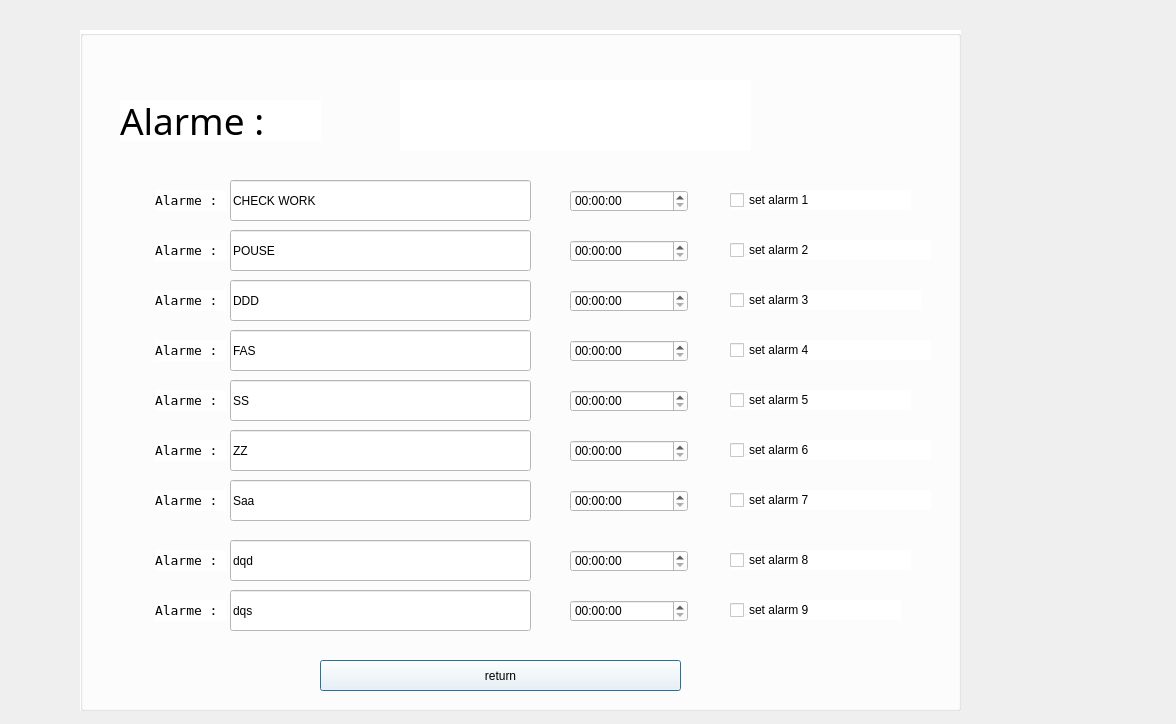
This is TvEase6/TvEase/alarme.ui in AzizMtg/TvEase--QTCompanyManager_Desktop_App as Qt 5 draws it before an edit. The edited form follows.
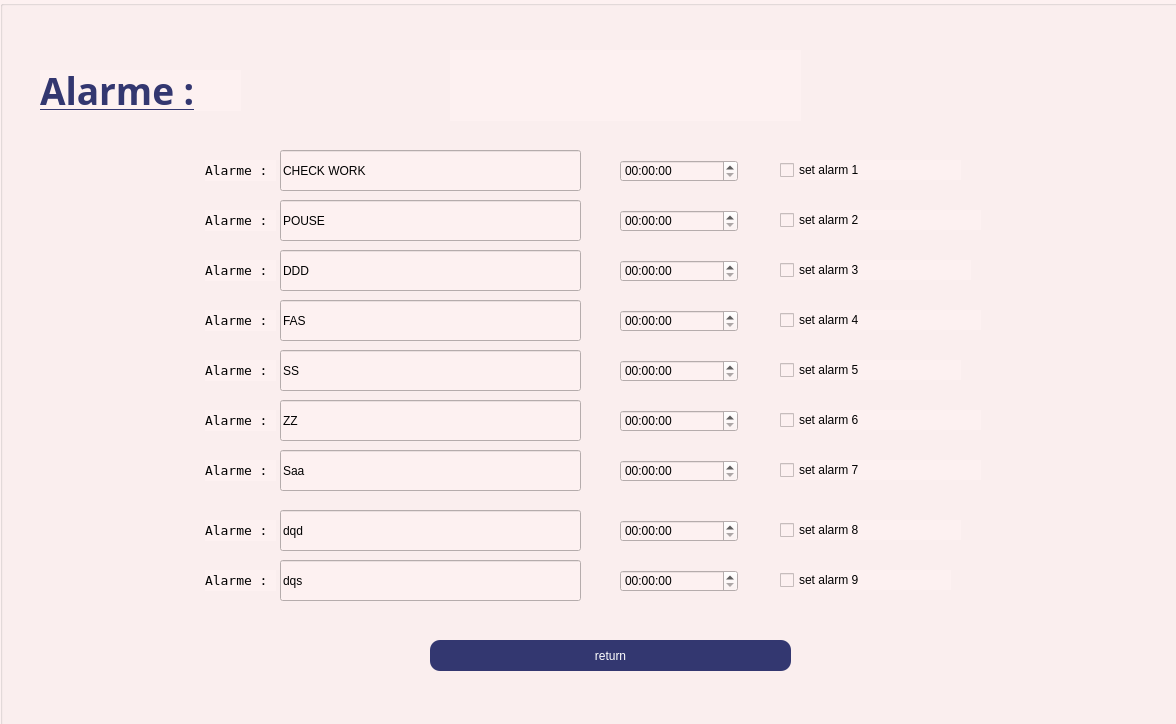
This is the edited form. Icons and pictures are not drawn.

```diff
--- a/TvEase6/TvEase/alarme.ui
+++ b/TvEase6/TvEase/alarme.ui
@@ -16,14 +16,14 @@
   <widget class="QGroupBox" name="groupBox">
    <property name="geometry">
     <rect>
-     <x>80</x>
-     <y>30</y>
-     <width>881</width>
-     <height>681</height>
+     <x>0</x>
+     <y>0</y>
+     <width>1191</width>
+     <height>731</height>
     </rect>
    </property>
    <property name="styleSheet">
-    <string notr="true">background-color: rgb(255, 255, 255);</string>
+    <string notr="true">background-color: #fdf1f1 ;</string>
    </property>
    <property name="title">
     <string/>
@@ -31,7 +31,7 @@
    <widget class="QCheckBox" name="checkBox_6">
     <property name="geometry">
      <rect>
-      <x>650</x>
+      <x>780</x>
       <y>410</y>
       <width>201</width>
       <height>20</height>
@@ -44,7 +44,7 @@
    <widget class="QCheckBox" name="checkBox_4">
     <property name="geometry">
      <rect>
-      <x>650</x>
+      <x>780</x>
       <y>310</y>
       <width>201</width>
       <height>20</height>
@@ -57,7 +57,7 @@
    <widget class="QLabel" name="label_9">
     <property name="geometry">
      <rect>
-      <x>75</x>
+      <x>205</x>
       <y>570</y>
       <width>71</width>
       <height>21</height>
@@ -76,7 +76,7 @@
    <widget class="QTimeEdit" name="alarmTime_3">
     <property name="geometry">
      <rect>
-      <x>490</x>
+      <x>620</x>
       <y>260</y>
       <width>118</width>
       <height>22</height>
@@ -86,7 +86,7 @@
    <widget class="QLineEdit" name="dd_5">
     <property name="geometry">
      <rect>
-      <x>150</x>
+      <x>280</x>
       <y>350</y>
       <width>301</width>
       <height>41</height>
@@ -99,7 +99,7 @@
    <widget class="QTimeEdit" name="alarmTime_8">
     <property name="geometry">
      <rect>
-      <x>490</x>
+      <x>620</x>
       <y>520</y>
       <width>118</width>
       <height>22</height>
@@ -109,7 +109,7 @@
    <widget class="QLineEdit" name="dd_7">
     <property name="geometry">
      <rect>
-      <x>150</x>
+      <x>280</x>
       <y>450</y>
       <width>301</width>
       <height>41</height>
@@ -122,7 +122,7 @@
    <widget class="QLabel" name="label_7">
     <property name="geometry">
      <rect>
-      <x>75</x>
+      <x>205</x>
       <y>460</y>
       <width>71</width>
       <height>21</height>
@@ -141,7 +141,7 @@
    <widget class="QCheckBox" name="checkBox_3">
     <property name="geometry">
      <rect>
-      <x>650</x>
+      <x>780</x>
       <y>260</y>
       <width>191</width>
       <height>20</height>
@@ -154,7 +154,7 @@
    <widget class="QLineEdit" name="dd">
     <property name="geometry">
      <rect>
-      <x>150</x>
+      <x>280</x>
       <y>150</y>
       <width>301</width>
       <height>41</height>
@@ -167,7 +167,7 @@
    <widget class="QCheckBox" name="checkBox_8">
     <property name="geometry">
      <rect>
-      <x>650</x>
+      <x>780</x>
       <y>520</y>
       <width>181</width>
       <height>20</height>
@@ -180,7 +180,7 @@
    <widget class="QCheckBox" name="checkBox">
     <property name="geometry">
      <rect>
-      <x>650</x>
+      <x>780</x>
       <y>160</y>
       <width>181</width>
       <height>20</height>
@@ -193,7 +193,7 @@
    <widget class="QCheckBox" name="checkBox_7">
     <property name="geometry">
      <rect>
-      <x>650</x>
+      <x>780</x>
       <y>460</y>
       <width>201</width>
       <height>20</height>
@@ -206,7 +206,7 @@
    <widget class="QLabel" name="label_4">
     <property name="geometry">
      <rect>
-      <x>75</x>
+      <x>205</x>
       <y>310</y>
       <width>71</width>
       <height>21</height>
@@ -225,7 +225,7 @@
    <widget class="QCheckBox" name="checkBox_9">
     <property name="geometry">
      <rect>
-      <x>650</x>
+      <x>780</x>
       <y>570</y>
       <width>171</width>
       <height>20</height>
@@ -238,7 +238,7 @@
    <widget class="QLineEdit" name="dd_9">
     <property name="geometry">
      <rect>
-      <x>150</x>
+      <x>280</x>
       <y>560</y>
       <width>301</width>
       <height>41</height>
@@ -251,7 +251,7 @@
    <widget class="QLineEdit" name="dd_8">
     <property name="geometry">
      <rect>
-      <x>150</x>
+      <x>280</x>
       <y>510</y>
       <width>301</width>
       <height>41</height>
@@ -264,7 +264,7 @@
    <widget class="QTimeEdit" name="alarmTime_5">
     <property name="geometry">
      <rect>
-      <x>490</x>
+      <x>620</x>
       <y>360</y>
       <width>118</width>
       <height>22</height>
@@ -274,7 +274,7 @@
    <widget class="QLineEdit" name="dd_4">
     <property name="geometry">
      <rect>
-      <x>150</x>
+      <x>280</x>
       <y>300</y>
       <width>301</width>
       <height>41</height>
@@ -287,7 +287,7 @@
    <widget class="QLineEdit" name="dd_6">
     <property name="geometry">
      <rect>
-      <x>150</x>
+      <x>280</x>
       <y>400</y>
       <width>301</width>
       <height>41</height>
@@ -300,7 +300,7 @@
    <widget class="QTimeEdit" name="alarmTime">
     <property name="geometry">
      <rect>
-      <x>490</x>
+      <x>620</x>
       <y>160</y>
       <width>118</width>
       <height>22</height>
@@ -310,7 +310,7 @@
    <widget class="QLineEdit" name="dd_3">
     <property name="geometry">
      <rect>
-      <x>150</x>
+      <x>280</x>
       <y>250</y>
       <width>301</width>
       <height>41</height>
@@ -323,7 +323,7 @@
    <widget class="QTimeEdit" name="alarmTime_9">
     <property name="geometry">
      <rect>
-      <x>490</x>
+      <x>620</x>
       <y>570</y>
       <width>118</width>
       <height>22</height>
@@ -333,7 +333,7 @@
    <widget class="QCheckBox" name="checkBox_2">
     <property name="geometry">
      <rect>
-      <x>650</x>
+      <x>780</x>
       <y>210</y>
       <width>201</width>
       <height>20</height>
@@ -346,7 +346,7 @@
    <widget class="QLabel" name="label_6">
     <property name="geometry">
      <rect>
-      <x>75</x>
+      <x>205</x>
       <y>410</y>
       <width>71</width>
       <height>21</height>
@@ -365,7 +365,7 @@
    <widget class="QLabel" name="label_2">
     <property name="geometry">
      <rect>
-      <x>75</x>
+      <x>205</x>
       <y>210</y>
       <width>71</width>
       <height>21</height>
@@ -384,7 +384,7 @@
    <widget class="QTimeEdit" name="alarmTime_4">
     <property name="geometry">
      <rect>
-      <x>490</x>
+      <x>620</x>
       <y>310</y>
       <width>118</width>
       <height>22</height>
@@ -394,7 +394,7 @@
    <widget class="QLabel" name="label_5">
     <property name="geometry">
      <rect>
-      <x>75</x>
+      <x>205</x>
       <y>360</y>
       <width>71</width>
       <height>21</height>
@@ -413,7 +413,7 @@
    <widget class="QLabel" name="label_3">
     <property name="geometry">
      <rect>
-      <x>75</x>
+      <x>205</x>
       <y>260</y>
       <width>71</width>
       <height>21</height>
@@ -432,7 +432,7 @@
    <widget class="QTimeEdit" name="alarmTime_2">
     <property name="geometry">
      <rect>
-      <x>490</x>
+      <x>620</x>
       <y>210</y>
       <width>118</width>
       <height>22</height>
@@ -442,7 +442,7 @@
    <widget class="QCheckBox" name="checkBox_5">
     <property name="geometry">
      <rect>
-      <x>650</x>
+      <x>780</x>
       <y>360</y>
       <width>181</width>
       <height>20</height>
@@ -455,7 +455,7 @@
    <widget class="QTimeEdit" name="alarmTime_7">
     <property name="geometry">
      <rect>
-      <x>490</x>
+      <x>620</x>
       <y>460</y>
       <width>118</width>
       <height>22</height>
@@ -465,7 +465,7 @@
    <widget class="QLineEdit" name="dd_2">
     <property name="geometry">
      <rect>
-      <x>150</x>
+      <x>280</x>
       <y>200</y>
       <width>301</width>
       <height>41</height>
@@ -478,7 +478,7 @@
    <widget class="QTimeEdit" name="alarmTime_6">
     <property name="geometry">
      <rect>
-      <x>490</x>
+      <x>620</x>
       <y>410</y>
       <width>118</width>
       <height>22</height>
@@ -498,8 +498,14 @@
      <font>
       <family>SimSun-ExtB</family>
       <pointsize>28</pointsize>
+      <weight>75</weight>
+      <bold>true</bold>
+      <underline>true</underline>
      </font>
     </property>
+    <property name="styleSheet">
+     <string notr="true">color : #333770 ; </string>
+    </property>
     <property name="text">
      <string>Alarme :</string>
     </property>
@@ -507,7 +513,7 @@
    <widget class="QLabel" name="label">
     <property name="geometry">
      <rect>
-      <x>75</x>
+      <x>205</x>
       <y>160</y>
       <width>71</width>
       <height>21</height>
@@ -526,7 +532,7 @@
    <widget class="QLabel" name="label_8">
     <property name="geometry">
      <rect>
-      <x>75</x>
+      <x>205</x>
       <y>520</y>
       <width>71</width>
       <height>21</height>
@@ -545,7 +551,7 @@
    <widget class="QLabel" name="timeLabel">
     <property name="geometry">
      <rect>
-      <x>320</x>
+      <x>450</x>
       <y>50</y>
       <width>351</width>
       <height>71</height>
@@ -564,12 +570,31 @@
    <widget class="QPushButton" name="pushButton">
     <property name="geometry">
      <rect>
-      <x>240</x>
-      <y>630</y>
+      <x>430</x>
+      <y>640</y>
       <width>361</width>
       <height>31</height>
      </rect>
     </property>
+    <property name="cursor">
+     <cursorShape>PointingHandCursor</cursorShape>
+    </property>
+    <property name="styleSheet">
+     <string notr="true">#pushButton
+{
+border-radius : 10px ;
+color : white ; 
+padding:10px ;
+border:none ; 
+background-color:#333770;
+color : white ; 
+}
+
+#pushButton:hover
+{
+background-color:  ;
+}</string>
+    </property>
     <property name="text">
      <string>return</string>
     </property>
```
Left out of the diff: 10 changed lines with no effect on the pictures.
